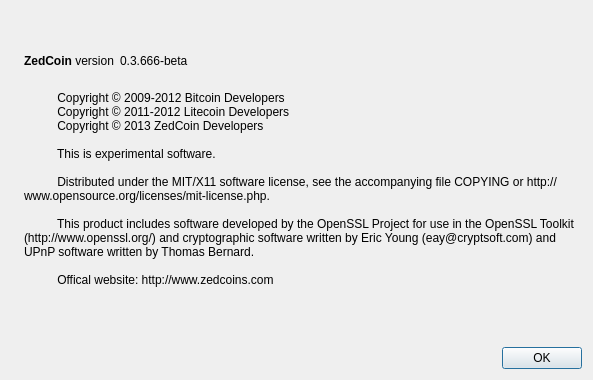
Qt form src/qt/forms/aboutdialog.ui (cryptovein/ZedCoin) before a commit.
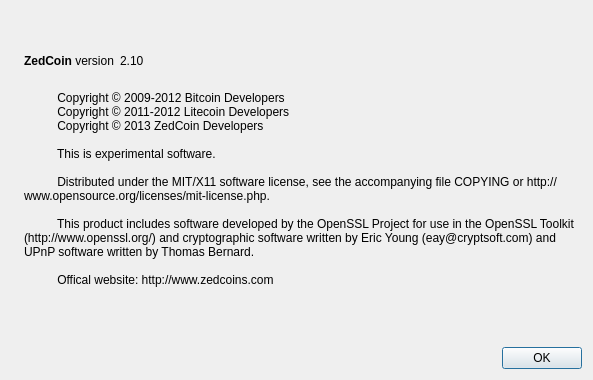
The same form after that commit. Icons and pictures are not drawn.

Patch:
```diff
--- a/src/qt/forms/aboutdialog.ui
+++ b/src/qt/forms/aboutdialog.ui
@@ -14,7 +14,7 @@
    <string>About ZedCoin</string>
   </property>
   <layout class="QHBoxLayout" name="horizontalLayout_2">
-   <item>
+   <item alignment="Qt::AlignTop">
     <widget class="QLabel" name="label_4">
      <property name="sizePolicy">
       <sizepolicy hsizetype="Preferred" vsizetype="Ignored">
@@ -63,7 +63,7 @@
           <cursorShape>IBeamCursor</cursorShape>
          </property>
          <property name="text">
-          <string notr="true">0.3.666-beta</string>
+          <string notr="true">2.10</string>
          </property>
          <property name="textFormat">
           <enum>Qt::RichText</enum>
```
